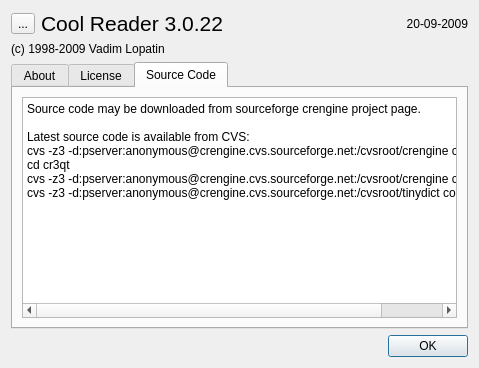
This is cr3qt/src/aboutdlg.ui in buggins/coolreader as Qt 5 draws it before an edit. The edited form follows.
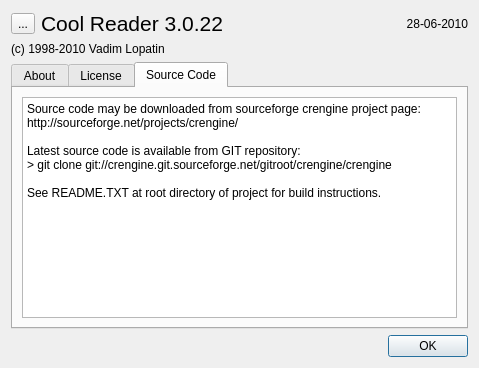
This is the edited form. The open tabs and pages were chosen to show the change. Icons and pictures are not drawn.

```diff
--- a/cr3qt/src/aboutdlg.ui
+++ b/cr3qt/src/aboutdlg.ui
@@ -44,7 +44,7 @@
        <item>
         <widget class="QLabel" name="label_3">
          <property name="text">
-          <string>20-09-2009</string>
+          <string notr="true">28-06-2010</string>
          </property>
          <property name="alignment">
           <set>Qt::AlignRight|Qt::AlignTrailing|Qt::AlignVCenter</set>
@@ -56,7 +56,7 @@
      <item>
       <widget class="QLabel" name="label_2">
        <property name="text">
-        <string>(c) 1998-2009 Vadim Lopatin</string>
+        <string notr="true">(c) 1998-2010 Vadim Lopatin</string>
        </property>
       </widget>
      </item>
@@ -417,13 +417,14 @@
             <bool>true</bool>
            </property>
            <property name="plainText">
-            <string>Source code may be downloaded from sourceforge crengine project page.
+            <string>Source code may be downloaded from sourceforge crengine project page:
+http://sourceforge.net/projects/crengine/
 
-Latest source code is available from CVS:
-cvs -z3 -d:pserver:anonymous@crengine.cvs.sourceforge.net:/cvsroot/crengine co -P cr3qt
-cd cr3qt
-cvs -z3 -d:pserver:anonymous@crengine.cvs.sourceforge.net:/cvsroot/crengine co -P crengine
-cvs -z3 -d:pserver:anonymous@crengine.cvs.sourceforge.net:/cvsroot/tinydict co -P tinydict</string>
+Latest source code is available from GIT repository:
+&gt; git clone git://crengine.git.sourceforge.net/gitroot/crengine/crengine
+
+See README.TXT at root directory of project for build instructions.
+</string>
            </property>
           </widget>
          </item>
```
Left out of the diff: 6 changed lines with no effect on the pictures.
